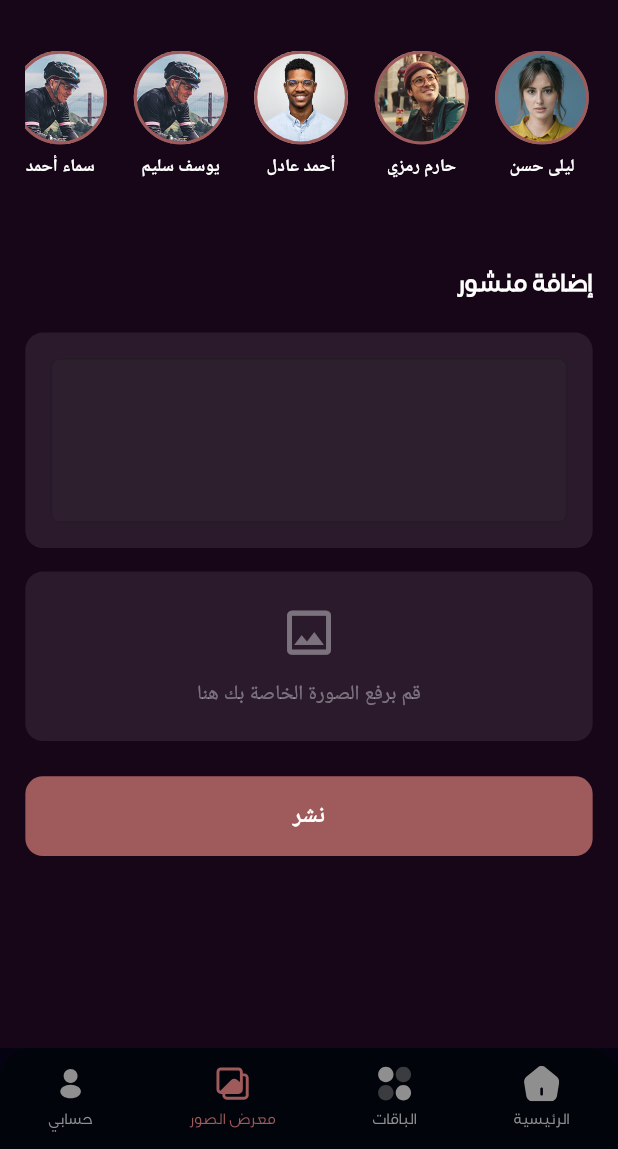
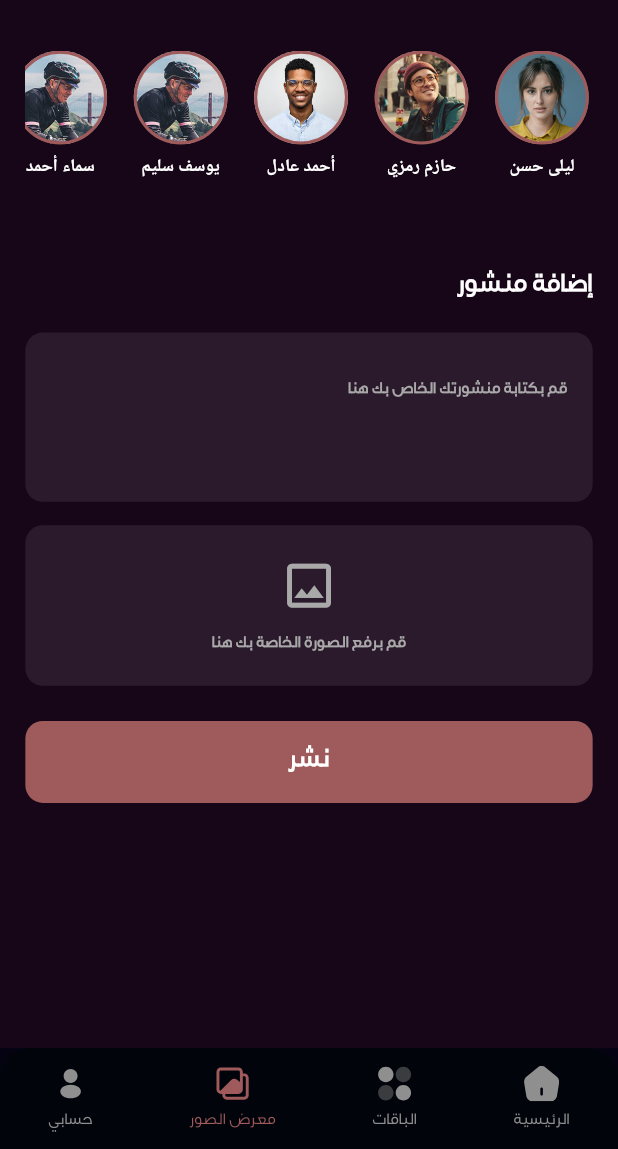
Before and after one commit to OmarAbdelAziz123/Non-Stop-Gym, a Flutter app: the MainLayoutScreen screen opened by its route, item 2 of the bottom bar chosen, on a phone screen of 412 x 824 dp, the part 87-1236 px from its top. Run offline on Flutter 3.47's test engine with Material 3 defaults, Android fonts, the phone set to English and light mode, and no system bars; our stand-ins replace cached_network_image, dio, dots_indicator, easy_localization, file_picker, firebase_core and 20 more; accounts and stored records are empty; generated files the repository leaves out were written again; network calls fail; Roboto replaces fonts that are missing (Arial).

Commit message:
Finish design gallery screen & gallery details screen

```diff
--- a/lib/core/routing/app_router.dart
+++ b/lib/core/routing/app_router.dart
@@ -13,6 +13,8 @@ import 'package:non_stop/features/main%20layout/business_logic/main_layout_cubit
 import 'package:non_stop/features/main%20layout/presentation/main_layout.dart';
 import 'package:non_stop/features/onboarding/onBoarding/Bloc/on_boarding_cubit.dart';
 import 'package:non_stop/features/onboarding/onBoarding/screens/on_boarding_screen.dart';
+import 'package:non_stop/features/photo%20gallery%20details/presentation/screens/photo_gallery_details_screen.dart';
+import 'package:non_stop/features/photo%20gallery/bloc/cubit/gallery_cubit.dart';
 import 'package:non_stop/features/photo%20gallery/presentation/screens/photo_gallery_screen.dart';
 import 'package:non_stop/features/profile/presentation/screen/edit_profile_screen.dart';
 import 'package:non_stop/features/profile/presentation/screen/profile_screen.dart';
@@ -62,6 +64,14 @@ class AppRouter {
         return transition(screen: const RegisterScreen(), cubit: AuthCubit());
       case Routes.editProfileScreen:
         return transition(screen: const EditProfilePage());
+      case Routes.photoGalleryDetailsScreen:
+        final args = settings.arguments as PhotoGalleryDetailsArgs;
+        return transition(
+          screen: PhotoGalleryDetailsScreen(
+            imagePath: args.image,
+            name: args.name,
+          ),
+        );
     }
     return null;
   }
@@ -71,8 +81,18 @@ class AppRouter {
     SizedBox(),
 
     // SizedBox(),
-    PhotoGalleryScreen(),
+    BlocProvider(
+      create: (context) => GalleryCubit(),
+      child: PhotoGalleryScreen(),
+    ),
 
     ProfilePage(),
   ];
 }
+
+class PhotoGalleryDetailsArgs {
+  final String image;
+  final String name;
+
+  PhotoGalleryDetailsArgs({required this.image, required this.name});
+}
--- a/lib/core/routing/routes_name.dart
+++ b/lib/core/routing/routes_name.dart
@@ -8,7 +8,6 @@ class Routes {
   static const String registerScreen = '/registerScreen';
   static const String splashScreen = '/splashScreen';
   static const String mainlayoutScreen = '/mainlayoutScreen';
-    static const String editProfileScreen = '/editProfileScreen';
-
-
+  static const String editProfileScreen = '/editProfileScreen';
+  static const String photoGalleryDetailsScreen = '/photoGalleryDetailsScreen';
 }
--- a/lib/core/theme/text_colors.dart
+++ b/lib/core/theme/text_colors.dart
@@ -132,7 +132,7 @@ abstract class Styles {
     fontSize: 10,
     fontWeight: FontWeight.bold,
   );
-  static TextStyle footnoteSemiboldBold = getLocalizedTextStyle(
+  static TextStyle footnoteSemiBold = getLocalizedTextStyle(
     fontSize: 10,
     fontWeight: FontWeight.w600,
   );
--- a/lib/core/widgets/text_field/custom_text_form_field_widget.dart
+++ b/lib/core/widgets/text_field/custom_text_form_field_widget.dart
@@ -5,6 +5,7 @@ import 'package:non_stop/core/cache_helper/cache_helper.dart';
 import 'package:non_stop/core/constants/app_colors.dart';
 import 'package:non_stop/core/constants/app_constants.dart';
 import 'package:non_stop/core/constants/app_styles.dart';
+
 
 class CustomTextFormFieldWidget extends StatelessWidget {
   final TextEditingController? controller;
@@ -106,15 +107,17 @@ class CustomTextFormFieldWidget extends StatelessWidget {
         builder: (context) {
           final bool isFocused = Focus.of(context).hasFocus;
 
-          final Color currentBorderColor = isFocused
-              ? Color.fromRGBO(21, 21, 21, 0.41)
-              : borderColor ?? Color.fromRGBO(21, 21, 21, 0.41);
+          final Color currentBorderColor =
+              isFocused
+                  ? AppColors.neutralColor100
+                  : borderColor ?? AppColors.neutralColor100;
 
           final TextStyle currentHintStyle =
               (hintStyle ?? Styles.captionRegular).copyWith(
-                color: isFocused
-                    ? AppColors.neutralColor100
-                    : AppColors.neutralColor100,
+                color:
+                    isFocused
+                        ? AppColors.neutralColor100
+                        : AppColors.neutralColor100,
               );
 
           return Directionality(
@@ -124,9 +127,10 @@ class CustomTextFormFieldWidget extends StatelessWidget {
               focusNode: focusNode,
               controller: controller,
               obscureText: obscureText ?? false,
-              textAlign: CacheHelper.getCurrentLanguage() == "ar"
-                  ? TextAlign.end
-                  : TextAlign.start,
+              textAlign:
+                  CacheHelper.getCurrentLanguage() == "ar"
+                      ? TextAlign.end
+                      : TextAlign.start,
               autofocus: autofocus ?? false,
               autocorrect: autocorrect ?? true,
               enableSuggestions: enableSuggestions ?? true,
@@ -151,9 +155,8 @@ class CustomTextFormFieldWidget extends StatelessWidget {
                   Styles.contentEmphasis.copyWith(
                     color: AppColors.neutralColor100,
                   ),
-              onTapOutside: isChat
-                  ? null
-                  : (event) => FocusScope.of(context).unfocus(),
+              onTapOutside:
+                  isChat ? null : (event) => FocusScope.of(context).unfocus(),
               decoration: InputDecoration(
                 alignLabelWithHint: true,
                 border: OutlineInputBorder(
@@ -211,7 +214,7 @@ class CustomTextFormFieldWidget extends StatelessWidget {
                 prefixIcon: prefixIcon,
                 suffixIcon: suffixIcon,
                 filled: true,
-                fillColor: backgroundColor ?? Color.fromRGBO(92, 92, 92, 0.07),
+                fillColor: backgroundColor ?? AppColors.neutralColor100,
                 prefixIconColor: AppColors.neutralColor1000,
                 suffixIconColor: AppColors.neutralColor1000,
                 enabled: enabled ?? true,
@@ -219,7 +222,7 @@ class CustomTextFormFieldWidget extends StatelessWidget {
                     contentPadding ??
                     EdgeInsets.symmetric(
                       horizontal: width ?? 15.w,
-                      vertical: height ?? 24.h,
+                      vertical: height ?? 15.h,
                     ),
               ),
             ),
--- /dev/null
+++ b/lib/features/photo gallery/bloc/cubit/gallery_cubit.dart
@@ -0,0 +1,25 @@
+import 'dart:io';
+
+import 'package:file_picker/file_picker.dart';
+import 'package:flutter_bloc/flutter_bloc.dart';
+import 'package:non_stop/features/photo%20gallery/bloc/cubit/gallery_state.dart';
+
+class GalleryCubit extends Cubit<GalleryState> {
+  GalleryCubit() : super(GalleryInitial());
+
+  File? selectedFile;
+
+  Future<void> pickFile() async {
+    FilePickerResult? result = await FilePicker.platform.pickFiles(
+      type: FileType.image,
+    );
+
+    if (result != null) {
+      selectedFile = File(result.files.single.path!);
+
+      emit(PickImageSuccessState());
+    } else {
+      emit(PickImageErrorState());
+    }
+  }
+}
--- /dev/null
+++ b/lib/features/photo gallery/bloc/cubit/gallery_state.dart
@@ -0,0 +1,7 @@
+abstract class GalleryState {}
+
+class GalleryInitial extends GalleryState {}
+
+class PickImageSuccessState extends GalleryState {}
+
+class PickImageErrorState extends GalleryState {}
--- a/lib/features/photo gallery/presentation/screens/photo_gallery_screen.dart
+++ b/lib/features/photo gallery/presentation/screens/photo_gallery_screen.dart
@@ -1,24 +1,23 @@
-import 'dart:io';
-
 import 'package:flutter/material.dart';
+import 'package:flutter_bloc/flutter_bloc.dart';
 import 'package:flutter_screenutil/flutter_screenutil.dart';
 import 'package:flutter_svg/flutter_svg.dart';
 import 'package:non_stop/core/constants/app_colors.dart';
+import 'package:non_stop/core/extensions/navigation_extension.dart';
+import 'package:non_stop/core/routing/app_router.dart';
+import 'package:non_stop/core/routing/routes_name.dart';
 import 'package:non_stop/core/theme/text_colors.dart';
-import 'package:non_stop/core/widgets/text_field/custom_text_form_field_widget.dart';
+import 'package:non_stop/core/widgets/button/custom_button_widget.dart';
+import 'package:non_stop/features/main%20layout/business_logic/main_layout_cubit.dart';
+import 'package:non_stop/features/photo%20gallery/bloc/cubit/gallery_cubit.dart';
+import 'package:non_stop/features/photo%20gallery/bloc/cubit/gallery_state.dart';
 
-class PhotoGalleryScreen extends StatefulWidget {
+class PhotoGalleryScreen extends StatelessWidget {
   const PhotoGalleryScreen({super.key});
 
   @override
-  State<PhotoGalleryScreen> createState() => _PhotoGalleryState();
-}
-
-class _PhotoGalleryState extends State<PhotoGalleryScreen> {
-  List<String> selectedImages = [];
-
-  @override
   Widget build(BuildContext context) {
+    final cubit = context.read<GalleryCubit>();
     return Container(
       decoration: const BoxDecoration(color: Color(0xff160618)),
       child: Scaffold(
@@ -31,7 +30,11 @@ class _PhotoGalleryState extends State<PhotoGalleryScreen> {
                 child: Row(
                   mainAxisAlignment: MainAxisAlignment.spaceBetween,
                   children: [
-                    Container(
+                    InkWell(
+                      onTap: () {
+                        MainLayoutCubit.get(context).changeBottomNavBar(0);
+                      },
+                      child: Container(
                         width: 44.w,
                         height: 44.h,
                         decoration: BoxDecoration(
@@ -43,6 +46,7 @@ class _PhotoGalleryState extends State<PhotoGalleryScreen> {
                           width: 24.w,
                           height: 24.h,
                           fit: BoxFit.scaleDown,
+                        ),
                       ),
                     ),
                     Text(
@@ -80,13 +84,13 @@ class _PhotoGalleryState extends State<PhotoGalleryScreen> {
                       height: 100.h,
                       child: ListView.separated(
                         scrollDirection: Axis.horizontal,
-                        itemCount: 5,
+                        itemCount: 6,
                         separatorBuilder: (context, index) =>
                             12.horizontalSpace,
                         itemBuilder: (context, index) {
                           final names = [
                             'ليلى حسن',
-                            'حارم رمزي',
+                            'حازم رمزي',
                             'أحمد عادل',
                             'يوسف سليم',
                             'سماء أحمد',
@@ -98,8 +102,19 @@ class _PhotoGalleryState extends State<PhotoGalleryScreen> {
                             "assets/pngs/image3.png",
                             "assets/pngs/image4.png",
                             "assets/pngs/image4.png",
+                            "assets/pngs/image4.png",
                           ];
-                          return Column(
+                          return InkWell(
+                            onTap: () {
+                              context.pushNamed(
+                                Routes.photoGalleryDetailsScreen,
+                                arguments: PhotoGalleryDetailsArgs(
+                                  image: images[index],
+                                  name: names[index],
+                                ),
+                              );
+                            },
+                            child: Column(
                               children: [
                                 Container(
                                   width: 64.w,
@@ -126,6 +141,7 @@ class _PhotoGalleryState extends State<PhotoGalleryScreen> {
                                   ),
                                 ),
                               ],
+                            ),
                           );
                         },
                       ),
@@ -147,113 +163,83 @@ class _PhotoGalleryState extends State<PhotoGalleryScreen> {
                         color: const Color(0xff2A1A2C),
                         borderRadius: BorderRadius.circular(12.r),
                       ),
-                      child:
-                      CustomTextFormFieldWidget(
-
-                        onChanged: (value) {},
+                      child: TextFormField(
                         maxLines: 3,
-                        hintStyle: Styles.captionEmphasis.copyWith(
+                        textAlign: TextAlign.right,
+                        style: TextStyle(color: Colors.white, fontSize: 14.sp),
+                        decoration: InputDecoration(
+                          hintText: 'قم بكتابة منشورتك الخاص بك هنا',
+                          hintStyle: Styles.footnoteSemiBold.copyWith(
                             color: AppColors.neutralColor400,
                           ),
+                          border: InputBorder.none,
                         ),
-                      // TextField(
-                      //   maxLines: 3,
-                      //   textAlign: TextAlign.right,
-                      //   style: TextStyle(color: Colors.white, fontSize: 14.sp),
-                      //   decoration: InputDecoration(
-                      //     hintText: 'قم بكتابة منشورتك الخاص بك هنا',
-                      //     hintStyle: TextStyle(
-                      //       color: Colors.white38,
-                      //       fontSize: 14.sp,
-                      //     ),
-                      //     border: InputBorder.none,
-                      //   ),
-                      //   onChanged: (value) {},
-                      // ),
+                        onChanged: (value) {},
+                      ),
                     ),
 
                     16.verticalSpace,
 
-                    if (selectedImages.isNotEmpty)
-                      Container(
-                        height: 120.h,
-                        margin: EdgeInsets.only(bottom: 16.h),
-                        child: ListView.separated(
-                          scrollDirection: Axis.horizontal,
-                          reverse: true,
-                          itemCount: selectedImages.length,
-                          separatorBuilder: (context, index) =>
-                              8.horizontalSpace,
-                          itemBuilder: (context, index) {
-                            return Container(
-                              width: 100.w,
-                              height: 120.h,
-                              decoration: BoxDecoration(
-                                borderRadius: BorderRadius.circular(12.r),
-                                image: DecorationImage(
-                                  image: FileImage(File(selectedImages[index])),
-                                  fit: BoxFit.cover,
-                                ),
-                              ),
-                            );
+                    BlocBuilder<GalleryCubit, GalleryState>(
+                      buildWhen: (previous, current) =>
+                          current is PickImageErrorState ||
+                          current is PickImageSuccessState,
+                      builder: (context, state) {
+                        return InkWell(
+                          onTap: () {
+                            cubit.pickFile();
                           },
-                        ),
-                      ),
-
-                    GestureDetector(
                           child: Container(
                             padding: EdgeInsets.all(20.w),
                             decoration: BoxDecoration(
                               color: const Color(0xff2A1A2C),
                               borderRadius: BorderRadius.circular(12.r),
                             ),
-                        child: Column(
+                            child: cubit.selectedFile != null
+                                ? ClipRRect(
+                                    borderRadius: BorderRadius.circular(12.r),
+                                    child: Image.file(
+                                      cubit.selectedFile!,
+                                      width: double.infinity,
+                                      height: 200.h,
+                                      fit: BoxFit.cover,
+                                    ),
+                                  )
+                                : Column(
                                     mainAxisAlignment: MainAxisAlignment.center,
                                     children: [
                                       Icon(
                                         Icons.image_outlined,
-                              color: Colors.white38,
+                                        color: AppColors.neutralColor400,
                                         size: 40.sp,
                                       ),
                                       12.verticalSpace,
                                       Text(
                                         'قم برفع الصورة الخاصة بك هنا',
-                              style: TextStyle(
-                                color: Colors.white38,
-                                fontSize: 14.sp,
+                                        style: Styles.footnoteSemiBold.copyWith(
+                                          color: AppColors.neutralColor400,
                                         ),
                                       ),
                                     ],
                                   ),
                           ),
+                        );
+                      },
                     ),
 
                     24.verticalSpace,
-
-                    GestureDetector(
-                      onTap: () {
-                        ('Images: ${selectedImages.length}');
-                      },
-                      child: Container(
-                        padding: EdgeInsets.symmetric(vertical: 16.h),
-                        decoration: BoxDecoration(
+                    CustomButtonWidget(
+                      onPressed: () {},
+                      text: 'نشر',
                       color: const Color(0xff9F5A5B),
-                          borderRadius: BorderRadius.circular(12.r),
+                      textStyle: Styles.highlightBold.copyWith(
+                        color: Colors.white,
                       ),
-                        child: Center(
-                          child: Text(
-                            'نشر',
-                            style: TextStyle(
-                              color: Colors.white,
-                              fontSize: 16.sp,
-                              fontWeight: FontWeight.bold,
-                            ),
-                          ),
-                        ),
-                      ),
+                      borderRadius: 12.r,
+                      height: 56.h,
                     ),
 
-                    20.verticalSpace,
+                    // 20.verticalSpace,
                   ],
                 ),
               ),
--- a/pubspec.yaml
+++ b/pubspec.yaml
@@ -1,7 +1,7 @@
 name: non_stop
 description: "A None Stop."
 
-publish_to: 'none'
+publish_to: "none"
 
 version: 1.0.0+1
 
@@ -15,6 +15,7 @@ dependencies:
   dio: ^5.9.0
   dots_indicator: ^4.0.1
   easy_localization: ^3.0.8
+  file_picker: ^10.3.3
   firebase_core: ^4.2.0
   firebase_messaging: ^16.0.3
   flutter:
@@ -58,7 +59,6 @@ dev_dependencies:
   json_serializable: ^6.9.3
 
 flutter:
-
   uses-material-design: true
 
   # assets:
```
Also changed, not shown: lib/features/photo gallery details/presentation/screens/photo_gallery_details_screen.dart (added, +123 -0 lines), assets/pngs/gallery_details.png (added), pubspec.lock. Lines whose indentation alone changed are shown as unchanged.
